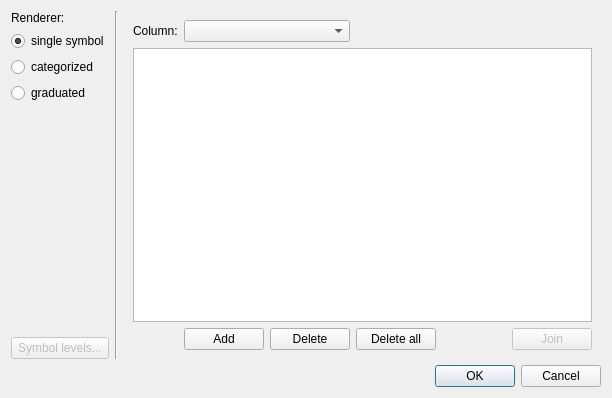
qgis/QGIS, file src/ui/qgsrendererv2propsdialogbase.ui: the form before one commit.
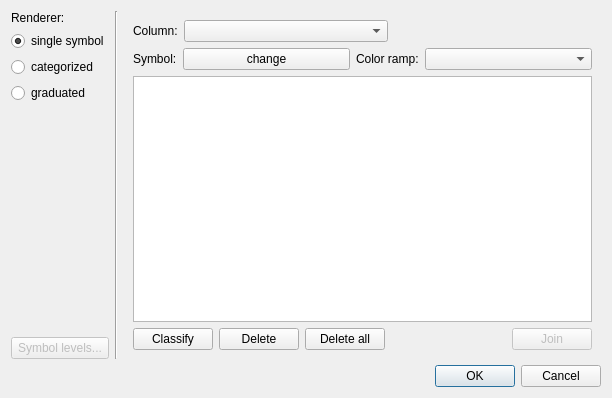
The form after the commit. The open tabs and pages were chosen to show the change.

Commit message: Improved categorized renderer settings in renderer dialog. Fixed some bugs with marker cache image size, categorized renderer. Added dump() functions for easier debugging.

Diff of the .ui file:
```diff
--- a/src/ui/qgsrendererv2propsdialogbase.ui
+++ b/src/ui/qgsrendererv2propsdialogbase.ui
@@ -130,21 +130,89 @@
        </item>
       </layout>
      </widget>
-     <widget class="QWidget" name="pageCategorized" >
-      <layout class="QGridLayout" >
-       <item row="0" column="0" >
-        <widget class="QLabel" name="label_3" >
-         <property name="text" >
-          <string>Column:</string>
-         </property>
-        </widget>
+     <widget class="QWidget" name="pageCategorized">
+      <layout class="QVBoxLayout" name="verticalLayout">
+       <item>
+        <layout class="QHBoxLayout" name="horizontalLayout_2">
+         <item>
+          <widget class="QLabel" name="label_3">
+           <property name="text">
+            <string>Column:</string>
+           </property>
+          </widget>
+         </item>
+         <item>
+          <widget class="QComboBox" name="cboCategorizedColumn">
+           <property name="sizePolicy">
+            <sizepolicy hsizetype="Expanding" vsizetype="Fixed">
+             <horstretch>0</horstretch>
+             <verstretch>0</verstretch>
+            </sizepolicy>
+           </property>
+          </widget>
+         </item>
+         <item>
+          <spacer name="horizontalSpacer">
+           <property name="orientation">
+            <enum>Qt::Horizontal</enum>
+           </property>
+           <property name="sizeType">
+            <enum>QSizePolicy::Expanding</enum>
+           </property>
+           <property name="sizeHint" stdset="0">
+            <size>
+             <width>40</width>
+             <height>20</height>
+            </size>
+           </property>
+          </spacer>
+         </item>
+        </layout>
        </item>
-       <item row="0" column="1" colspan="2" >
-        <widget class="QComboBox" name="cboCategorizedColumn" />
+       <item>
+        <layout class="QHBoxLayout" name="horizontalLayout">
+         <item>
+          <widget class="QLabel" name="label_9">
+           <property name="text">
+            <string>Symbol:</string>
+           </property>
+          </widget>
+         </item>
+         <item>
+          <widget class="QPushButton" name="btnChangeCategorizedSymbol">
+           <property name="sizePolicy">
+            <sizepolicy hsizetype="Minimum" vsizetype="Fixed">
+             <horstretch>1</horstretch>
+             <verstretch>0</verstretch>
+            </sizepolicy>
+           </property>
+           <property name="text">
+            <string>change</string>
+           </property>
+          </widget>
+         </item>
+         <item>
+          <widget class="QLabel" name="label_10">
+           <property name="text">
+            <string>Color ramp:</string>
+           </property>
+          </widget>
+         </item>
+         <item>
+          <widget class="QComboBox" name="cboCategorizedColorRamp">
+           <property name="sizePolicy">
+            <sizepolicy hsizetype="Minimum" vsizetype="Fixed">
+             <horstretch>1</horstretch>
+             <verstretch>0</verstretch>
+            </sizepolicy>
+           </property>
+          </widget>
+         </item>
+        </layout>
        </item>
-       <item row="1" column="0" colspan="6" >
-        <widget class="QTreeView" name="viewCategories" >
-         <property name="iconSize" >
+       <item>
+        <widget class="QTreeView" name="viewCategories">
+         <property name="iconSize">
           <size>
            <width>16</width>
            <height>16</height>
@@ -158,49 +226,53 @@
          </property>
         </widget>
        </item>
-       <item row="2" column="1" >
-        <widget class="QPushButton" name="btnAddCategories" >
-         <property name="text" >
-          <string>Add</string>
-         </property>
-        </widget>
-       </item>
-       <item row="2" column="2" >
-        <widget class="QPushButton" name="btnDeleteCategory" >
-         <property name="text" >
-          <string>Delete</string>
-         </property>
-        </widget>
-       </item>
-       <item row="2" column="3" >
-        <widget class="QPushButton" name="btnDeleteAllCategories" >
-         <property name="text" >
-          <string>Delete all</string>
-         </property>
-        </widget>
-       </item>
-       <item row="2" column="4" >
-        <spacer>
-         <property name="orientation" >
-          <enum>Qt::Horizontal</enum>
-         </property>
-         <property name="sizeHint" >
-          <size>
-           <width>40</width>
-           <height>20</height>
-          </size>
-         </property>
-        </spacer>
-       </item>
-       <item row="2" column="5" >
-        <widget class="QPushButton" name="btnJoinCategories" >
-         <property name="enabled" >
-          <bool>false</bool>
-         </property>
-         <property name="text" >
-          <string>Join</string>
-         </property>
-        </widget>
+       <item>
+        <layout class="QHBoxLayout" name="horizontalLayout_3">
+         <item>
+          <widget class="QPushButton" name="btnAddCategories">
+           <property name="text">
+            <string>Classify</string>
+           </property>
+          </widget>
+         </item>
+         <item>
+          <widget class="QPushButton" name="btnDeleteCategory">
+           <property name="text">
+            <string>Delete</string>
+           </property>
+          </widget>
+         </item>
+         <item>
+          <widget class="QPushButton" name="btnDeleteAllCategories">
+           <property name="text">
+            <string>Delete all</string>
+           </property>
+          </widget>
+         </item>
+         <item>
+          <spacer>
+           <property name="orientation">
+            <enum>Qt::Horizontal</enum>
+           </property>
+           <property name="sizeHint" stdset="0">
+            <size>
+             <width>40</width>
+             <height>20</height>
+            </size>
+           </property>
+          </spacer>
+         </item>
+         <item>
+          <widget class="QPushButton" name="btnJoinCategories">
+           <property name="enabled">
+            <bool>false</bool>
+           </property>
+           <property name="text">
+            <string>Join</string>
+           </property>
+          </widget>
+         </item>
+        </layout>
        </item>
       </layout>
      </widget>
```
Left out of the diff: 241 changed lines with no effect on the pictures. The commit also changes 11 other files.
